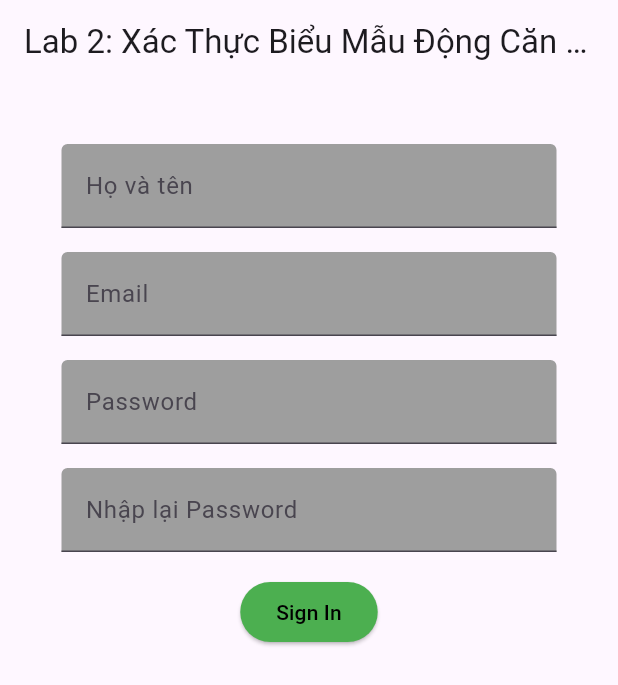
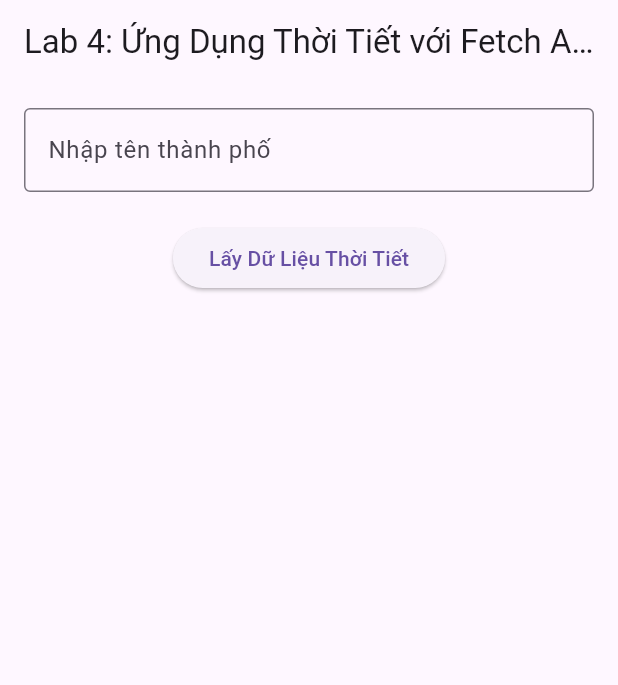
Before and after one commit to nguyendao2101/lab_techmaster, a Flutter app: the screen it shows after launch, on a phone screen of 412 x 824 dp. Shown: the top 685 px of the screen. Run offline on Flutter 3.47's test engine with Material 3 defaults, Android fonts, the phone set to English and light mode, and no system bars; our stand-ins replace get.

Commit message:
complete lab 3 and lab 4

```diff
--- /dev/null
+++ b/lib/Widgets/weatherService.dart
@@ -0,0 +1,30 @@
+import 'package:http/http.dart' as http;
+import 'dart:convert';
+
+class WeatherService {
+  final String apiKey =
+      '77ef496480144bb294e93632241608'; // API key từ dịch vụ mới
+  final String baseUrl = 'https://api.weatherapi.com/v1';
+
+  Future<Map<String, dynamic>> fetchWeather(String city) async {
+    // kết quả trả về là một bản đồ (dictionary) với các khóa và giá trị động.
+    final url =
+        '$baseUrl/current.json?key=$apiKey&q=$city'; // gửi yêu cầu đến api
+
+    try {
+      // thử thực hiện yêu cầu HTTP và xử lý dữ liệu trả về
+      final response = await http.get(Uri.parse(url)); // gửi yêu cầu get
+      if (response.statusCode == 200) {
+        // kiểm tra mã trạng thái phản hồi
+        return jsonDecode(response
+            .body); // giải mã dữ liệu json từ phản hồi và trả về dưới dạng bản đồ
+      } else {
+        throw Exception(
+            'Lỗi khi lấy dữ liệu thời tiết.'); // nếu không phải 200 đưa ra thông báo
+      }
+    } catch (e) {
+      //bắt lỗi
+      throw Exception('Có lỗi xảy ra: $e');
+    }
+  }
+}
--- /dev/null
+++ b/lib/lab4.dart
@@ -0,0 +1,88 @@
+import 'package:flutter/material.dart';
+import 'package:lab1/Widgets/weatherService.dart';
+
+class Lab4 extends StatefulWidget {
+  @override
+  _Lab4State createState() => _Lab4State();
+}
+
+class _Lab4State extends State<Lab4> {
+  final _cityController = TextEditingController();
+  String _temperature = ''; // biến lưu nhiệt độ
+  String _description = ''; // biến mô tả thời tiết
+  String _icon = ''; // biến miêu tả mã icon thời tiết
+  String _errorMessage = ''; //biến để lưu trữ thông báo lỗi nếu có
+
+  final WeatherService _weatherService = WeatherService();
+
+  Future<void> fetchWeather(String city) async {
+    try {
+      final data = await _weatherService.fetchWeather(city);
+      setState(() {
+        // cập nhật lại giá trị các biến lưu trữ
+        _temperature = data['current']['temp_c'].toString();
+        _description = data['current']['condition']['text'];
+        _icon = data['current']['condition']['icon'];
+        _errorMessage = '';
+      });
+    } catch (e) {
+      setState(() {
+        _errorMessage = 'Không tìm thấy thời tiết thành phố này';
+      });
+    }
+  }
+
+  @override
+  Widget build(BuildContext context) {
+    return Scaffold(
+      appBar: AppBar(
+        title: const Text('Lab 4: Ứng Dụng Thời Tiết với Fetch API'),
+      ),
+      body: Padding(
+        padding: const EdgeInsets.all(16.0),
+        child: Column(
+          children: [
+            TextField(
+              // nhập dữ liệu
+              controller: _cityController, // lấy dữ liệu nhập vào
+              decoration: const InputDecoration(
+                labelText: 'Nhập tên thành phố',
+                border: OutlineInputBorder(),
+              ),
+            ),
+            const SizedBox(height: 20),
+            ElevatedButton(
+              // gửi yêu cầu lấy dữ liệu thời tiết
+              onPressed: () {
+                fetchWeather(_cityController.text);
+              },
+              child: const Text('Lấy Dữ Liệu Thời Tiết'),
+            ),
+            const SizedBox(height: 20),
+            if (_temperature.isNotEmpty)
+              Column(
+                children: [
+                  Text(
+                    'Nhiệt độ: $_temperature°C',
+                    style: const TextStyle(fontSize: 24),
+                  ),
+                  Text(
+                    'Mô tả: $_description',
+                    style: const TextStyle(fontSize: 24),
+                  ),
+                  Image.network(
+                    'https:${_icon}',
+                  ),
+                ],
+              ),
+            if (_errorMessage.isNotEmpty)
+              Text(
+                _errorMessage,
+                style: const TextStyle(color: Colors.red, fontSize: 24),
+              ),
+          ],
+        ),
+      ),
+    );
+  }
+}
--- a/lib/main.dart
+++ b/lib/main.dart
@@ -2,6 +2,8 @@ import 'package:flutter/material.dart';
 import 'package:get/get.dart';
 import 'package:lab1/lab1.dart';
 import 'package:lab1/lab2.dart';
+import 'package:lab1/lab3.dart';
+import 'package:lab1/lab4.dart';
 
 void main() {
   runApp(MyApp());
@@ -12,10 +14,12 @@ class MyApp extends StatelessWidget {
 
   @override
   Widget build(BuildContext context) {
-    return const GetMaterialApp(
+    return GetMaterialApp(
       title: 'lab',
       // home: Lab01(),
-      home: Lab2(),
+      // home: Lab2(),
+      // home: Lab3(),
+      home: Lab4(),
     );
   }
 }
--- a/pubspec.yaml
+++ b/pubspec.yaml
@@ -36,6 +36,7 @@ dependencies:
   # Use with the CupertinoIcons class for iOS style icons.
   cupertino_icons: ^1.0.6
   get: ^4.6.6
+  http: ^1.2.2
 
 dev_dependencies:
   flutter_test:
@@ -60,8 +61,8 @@ flutter:
   uses-material-design: true
 
   # To add assets to your application, add an assets section, like this:
-  # assets:
-  #   - images/a_dot_burr.jpeg
+  assets:
+    - images/
   #   - images/a_dot_ham.jpeg
 
   # An image asset can refer to one or more resolution-specific "variants", see
```
Also changed, not shown: lib/Widgets/images_extention.dart (added, +8 -0 lines), lib/Widgets/lab3FullImages.dart (added, +102 -0 lines), lib/lab3.dart (added, +51 -0 lines), images/pic1.jpg (added), images/pic2.jpg (added), images/pic3.jpg (added), pubspec.lock, 1 other file.
